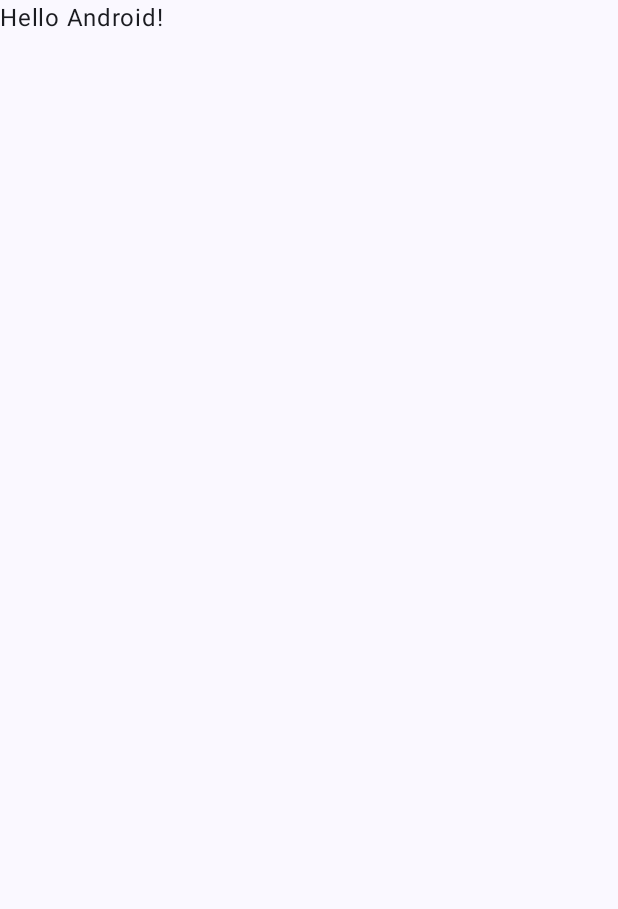
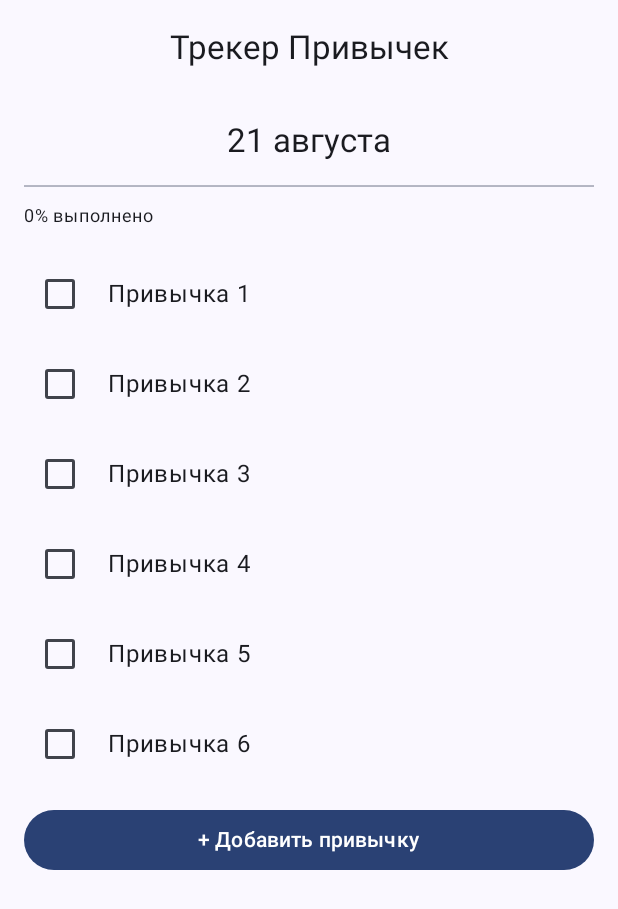
Before and after one commit to vlodo-o/HabitTracker, an Android app built with Jetpack Compose: the screen it shows after launch (MainActivity), on a phone screen of 412 x 824 dp. Before the commit the part shown is almost empty. Shown: the top 909 px of the screen. Run offline under Robolectric (Android 15) with nearby library versions, the phone set to English and light mode, and no system bars.

Commit message:
Экран со списком привычек

```diff
--- a/app/src/main/java/io/github/vlodo_o/habit_tracker/domain/models/Habit.kt
+++ b/app/src/main/java/io/github/vlodo_o/habit_tracker/domain/models/Habit.kt
@@ -1,4 +1,6 @@
 package io.github.vlodo_o.habit_tracker.domain.models
 
-class Habit {
-}
+data class Habit(
+    val name: String,
+    var done: Boolean = false
+)
--- a/app/src/main/java/io/github/vlodo_o/habit_tracker/ui/MainActivity.kt
+++ b/app/src/main/java/io/github/vlodo_o/habit_tracker/ui/MainActivity.kt
@@ -11,6 +11,7 @@ import androidx.compose.material3.Text
 import androidx.compose.runtime.Composable
 import androidx.compose.ui.Modifier
 import androidx.compose.ui.tooling.preview.Preview
+import io.github.vlodo_o.habit_tracker.ui.screens.habit_list.HabitListScreen
 import io.github.vlodo_o.habit_tracker.ui.theme.HabitTrackerTheme
 
 class MainActivity : ComponentActivity() {
@@ -19,29 +20,17 @@ class MainActivity : ComponentActivity() {
         enableEdgeToEdge()
         setContent {
             HabitTrackerTheme {
-                Scaffold(modifier = Modifier.fillMaxSize()) { innerPadding ->
-                    Greeting(
-                        name = "Android",
-                        modifier = Modifier.padding(innerPadding)
-                    )
-                }
+                HabitListScreen()
             }
         }
     }
 }
 
-@Composable
-fun Greeting(name: String, modifier: Modifier = Modifier) {
-    Text(
-        text = "Hello $name!",
-        modifier = modifier
-    )
-}
 
 @Preview(showBackground = true)
 @Composable
-fun GreetingPreview() {
+fun MainPreview() {
     HabitTrackerTheme {
-        Greeting("Android")
+        HabitListScreen()
     }
 }
--- a/app/src/main/java/io/github/vlodo_o/habit_tracker/ui/screens/habit_list/HabitListScreen.kt
+++ b/app/src/main/java/io/github/vlodo_o/habit_tracker/ui/screens/habit_list/HabitListScreen.kt
@@ -1,4 +1,130 @@
 package io.github.vlodo_o.habit_tracker.ui.screens.habit_list
 
-class HabitListScreen {
+import androidx.compose.foundation.layout.Arrangement
+import androidx.compose.foundation.layout.Column
+import androidx.compose.foundation.layout.Row
+import androidx.compose.foundation.layout.Spacer
+import androidx.compose.foundation.layout.fillMaxSize
+import androidx.compose.foundation.layout.fillMaxWidth
+import androidx.compose.foundation.layout.height
+import androidx.compose.foundation.layout.padding
+import androidx.compose.foundation.layout.width
+import androidx.compose.foundation.lazy.LazyColumn
+import androidx.compose.foundation.lazy.items
+import androidx.compose.material3.Button
+import androidx.compose.material3.CenterAlignedTopAppBar
+import androidx.compose.material3.Checkbox
+import androidx.compose.material3.ExperimentalMaterial3Api
+import androidx.compose.material3.LinearProgressIndicator
+import androidx.compose.material3.MaterialTheme
+import androidx.compose.material3.Scaffold
+import androidx.compose.material3.Text
+import androidx.compose.runtime.Composable
+import androidx.compose.runtime.getValue
+import androidx.compose.runtime.mutableStateOf
+import androidx.compose.runtime.remember
+import androidx.compose.runtime.setValue
+import androidx.compose.ui.Alignment
+import androidx.compose.ui.Modifier
+import androidx.compose.ui.tooling.preview.Preview
+import androidx.compose.ui.unit.dp
+import androidx.compose.ui.unit.sp
+import io.github.vlodo_o.habit_tracker.domain.models.Habit
+import io.github.vlodo_o.habit_tracker.ui.theme.HabitTrackerTheme
+import java.text.SimpleDateFormat
+import java.util.Date
+import java.util.Locale
+
+
+@OptIn(ExperimentalMaterial3Api::class)
+@Composable
+fun HabitListScreen() {
+
+    var habits by remember {
+        mutableStateOf(
+            listOf(
+                Habit("Привычка 1"),
+                Habit("Привычка 2"),
+                Habit("Привычка 3"),
+                Habit("Привычка 4"),
+                Habit("Привычка 5"),
+                Habit("Привычка 6")
+            )
+        )
+    }
+
+    Scaffold(
+        topBar = {
+            CenterAlignedTopAppBar(
+                title = { Text("Трекер Привычек") }
+            )
+        }
+    ) { innerPadding ->
+        Column(
+            modifier = Modifier
+                .fillMaxSize()
+                .padding(innerPadding)
+                .padding(16.dp)
+        ) {
+            val date = Date()
+            val formatter = SimpleDateFormat("d MMMM", Locale("ru"))
+            val formattedDate = formatter.format(date)
+            Text(
+                text = formattedDate,
+                style = MaterialTheme.typography.titleLarge,
+                modifier = Modifier.padding(bottom = 16.dp).align(Alignment.CenterHorizontally)
+            )
+
+            val progress = habits.count { it.done }.toFloat() / habits.size
+            LinearProgressIndicator(
+                progress = progress,
+                modifier = Modifier
+                    .fillMaxWidth()
+                    .height(8.dp)
+                    .padding(bottom = 16.dp)
+            )
+            Text("${(progress * 100).toInt()}% выполнено", fontSize = 12.sp)
+
+            Spacer(modifier = Modifier.height(16.dp))
+
+            LazyColumn(
+                verticalArrangement = Arrangement.spacedBy(12.dp)
+            ) {
+                items(habits) { habit ->
+                    Row(
+                        verticalAlignment = Alignment.CenterVertically,
+                        modifier = Modifier.fillMaxWidth()
+                    ) {
+                        Checkbox(
+                            checked = habit.done,
+                            onCheckedChange = { isChecked ->
+                                habits = habits.map {
+                                    if (it.name == habit.name) it.copy(done = isChecked) else it
+                                }
+                            }
+                        )
+                        Spacer(modifier = Modifier.width(8.dp))
+                        Text(habit.name, modifier = Modifier.weight(1f))
+                    }
+                }
+            }
+
+            Spacer(modifier = Modifier.height(16.dp))
+
+            Button(
+                onClick = {  },
+                modifier = Modifier.fillMaxWidth()
+            ) {
+                Text("+ Добавить привычку")
+            }
+        }
+    }
 }
+
+@Preview(showBackground = true)
+@Composable
+fun HabitListPreview() {
+    HabitTrackerTheme {
+        HabitListScreen()
+    }
+}
```
